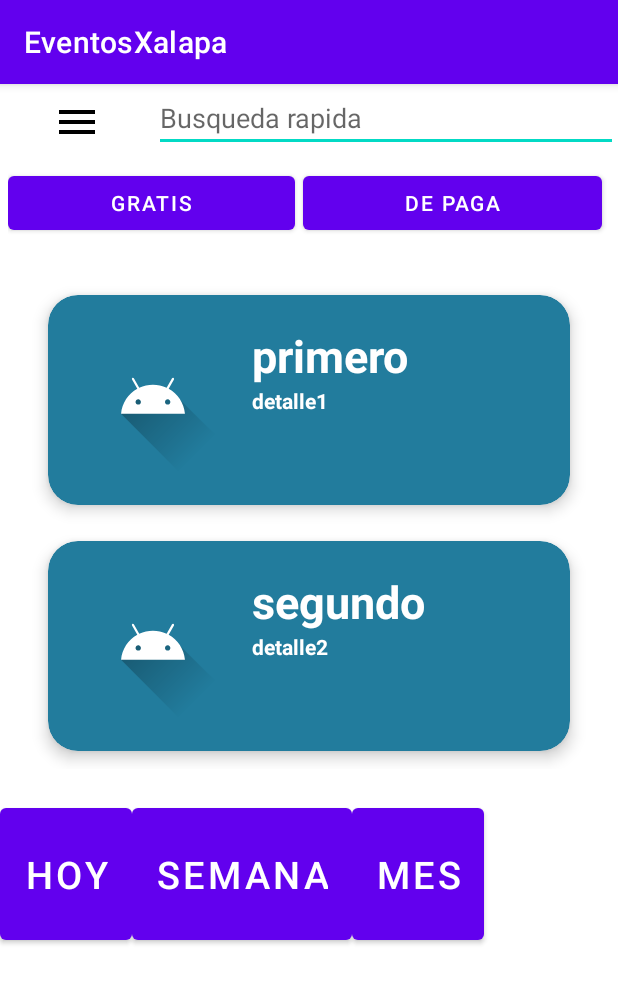
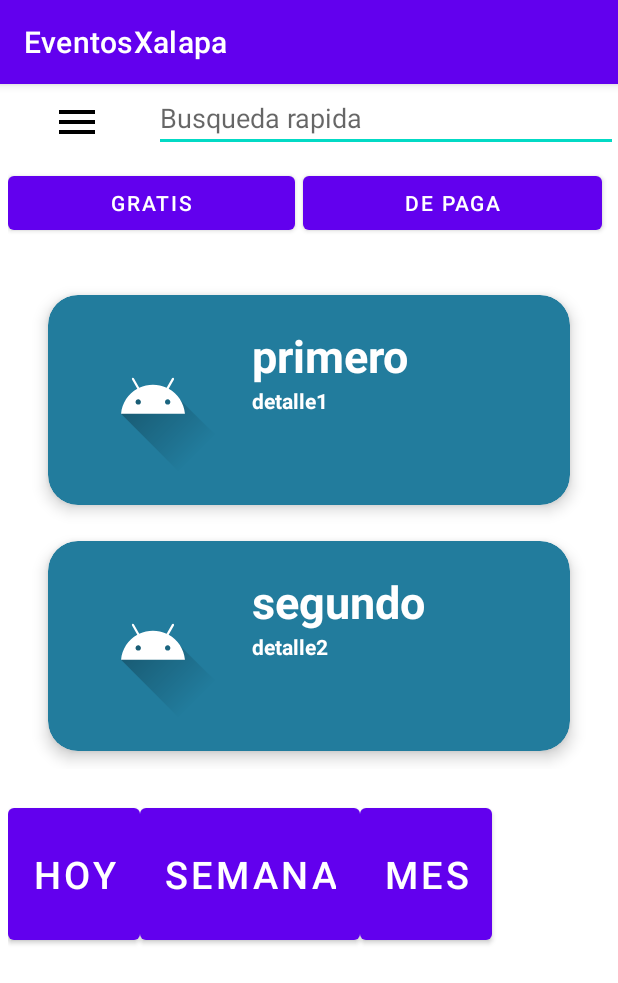
Before and after one commit to UrielVell/EventosXalapa, an Android app: the screen it shows after launch (MainActivity), on a phone screen of 412 x 824 dp. Shown: the top 983 px of the screen. Run offline under Robolectric (Android 15) with nearby library versions, the phone set to English and light mode, and no system bars.

Commit message:
empty chale

```diff
--- a/app/src/main/res/layout/activity_main.xml
+++ b/app/src/main/res/layout/activity_main.xml
@@ -73,6 +73,7 @@
             android:layout_width="match_parent"
             android:layout_height="wrap_content"
             android:orientation="horizontal"
+            android:layout_marginStart="5dp"
 
             app:layout_constraintTop_toBottomOf="@+id/recycler_view">
 
```
